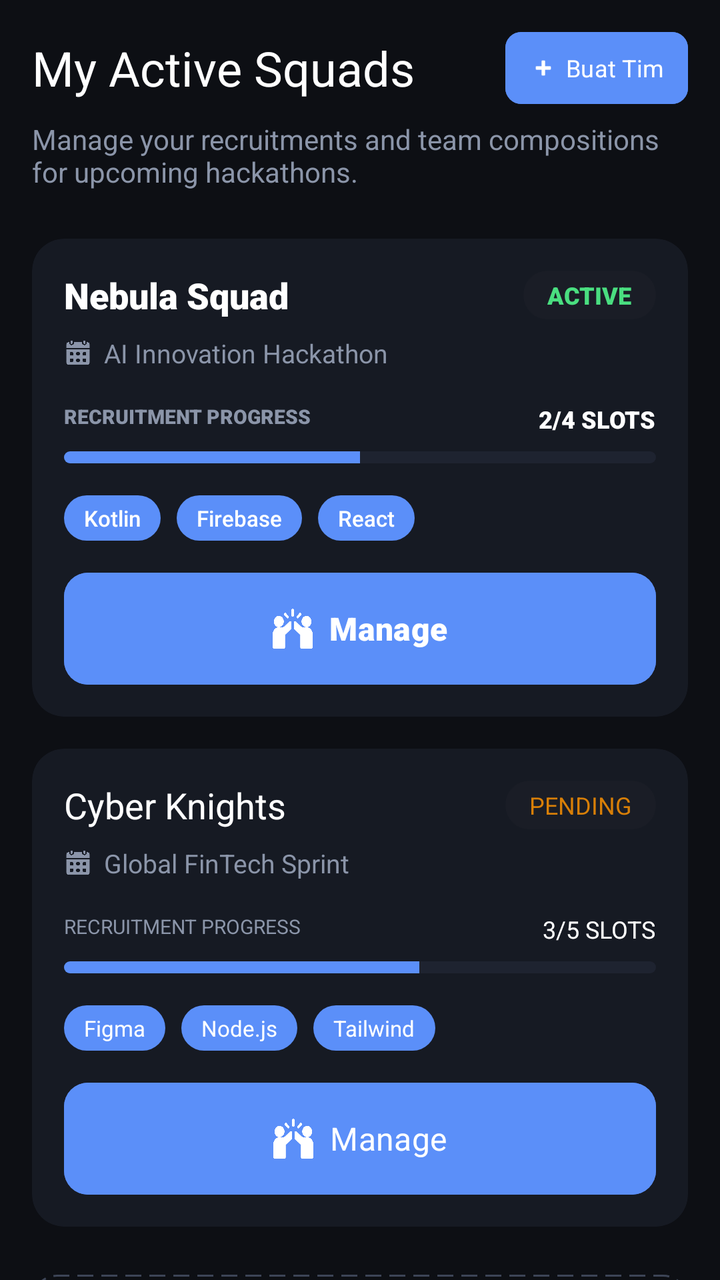
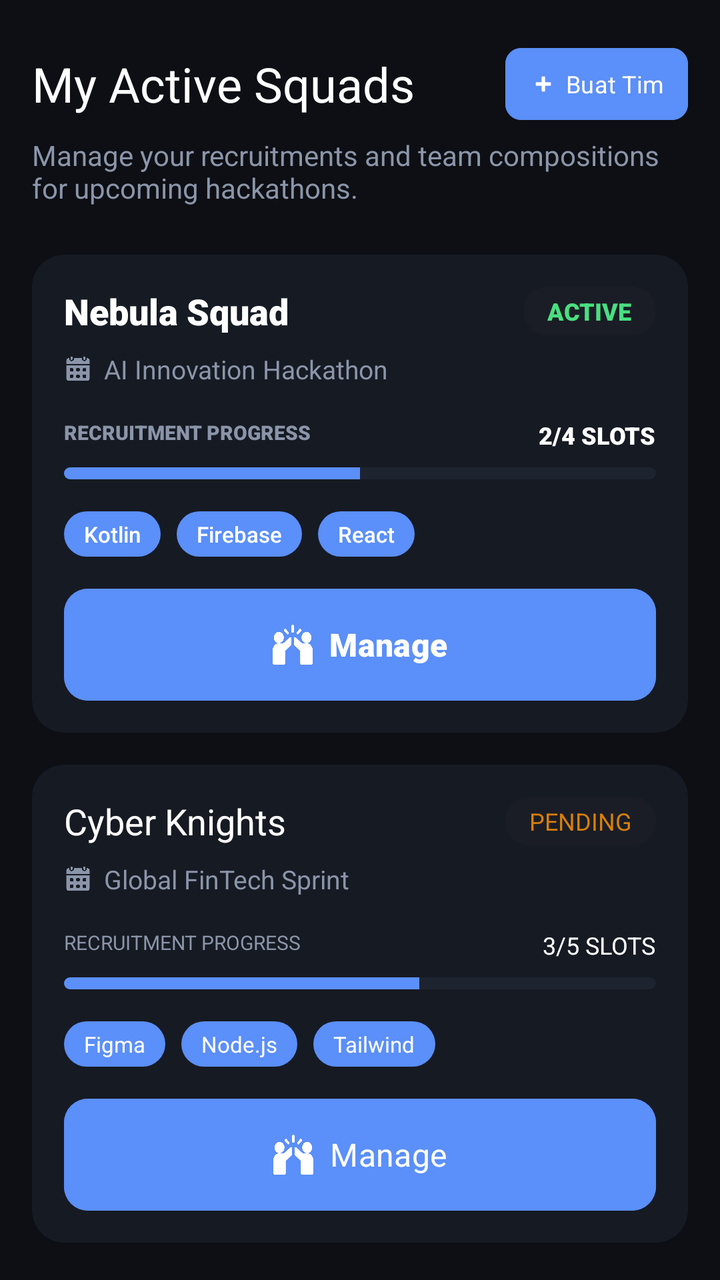

Before-and-after screenshots of an Android layout around one commit, followed by the original layout XML and the change that was made.
<!-- AndroidManifest.xml: application theme Theme.Joko -->
<!-- res/layout/fragment_tim_anda.xml -->
<?xml version="1.0" encoding="utf-8"?>
<androidx.core.widget.NestedScrollView xmlns:android="http://schemas.android.com/apk/res/android"
    xmlns:app="http://schemas.android.com/apk/res-auto"
    android:layout_width="match_parent"
    android:layout_height="match_parent"
    android:background="@color/bg_base">

    <LinearLayout
        android:layout_width="match_parent"
        android:layout_height="wrap_content"
        android:orientation="vertical"
        android:padding="16dp">

        <RelativeLayout
            android:layout_width="match_parent"
            android:layout_height="wrap_content">

            <TextView
                android:layout_width="wrap_content"
                android:layout_height="wrap_content"
                android:fontFamily="sans-serif-black"
                android:text="My Active Squads"
                android:textColor="@color/white"
                android:textSize="24sp"
                android:layout_alignParentStart="true"
                android:layout_centerVertical="true"/>

            <com.google.android.material.button.MaterialButton
                android:id="@+id/btn_create_team_header"
                android:layout_width="wrap_content"
                android:layout_height="36dp"
                android:layout_alignParentEnd="true"
                android:layout_centerVertical="true"
                android:backgroundTint="@color/primary"
                android:fontFamily="sans-serif-black"
                android:text="Buat Tim"
                android:textAllCaps="false"
                android:textColor="@color/white"
                android:textSize="12sp"
                app:cornerRadius="8dp"
                android:insetTop="0dp"
                android:insetBottom="0dp"
                android:paddingHorizontal="12dp"
                android:minHeight="0dp"
                android:minWidth="0dp"
                app:icon="@android:drawable/ic_input_add"
                app:iconSize="14dp"
                app:iconTint="@color/white"
                app:iconPadding="4dp"/>
        </RelativeLayout>

        <TextView
            android:layout_width="wrap_content"
            android:layout_height="wrap_content"
            android:layout_marginTop="8dp"
            android:text="Manage your recruitments and team compositions for upcoming hackathons."
            android:textColor="@color/text_secondary"
            android:textSize="14sp" />

        <View
            android:layout_width="match_parent"
            android:layout_height="24dp" />

        
        <include
            android:id="@+id/card_my_team_1"
            layout="@layout/item_my_team_card" />

        
        <androidx.cardview.widget.CardView
            android:id="@+id/card_my_team_2"
            android:layout_width="match_parent"
            android:layout_height="wrap_content"
            android:layout_marginBottom="16dp"
            app:cardBackgroundColor="@color/bg_surface"
            app:cardCornerRadius="16dp"
            app:cardElevation="0dp"
            app:contentPadding="16dp">

            <LinearLayout
                android:layout_width="match_parent"
                android:layout_height="wrap_content"
                android:orientation="vertical">

                <RelativeLayout
                    android:layout_width="match_parent"
                    android:layout_height="wrap_content">

                    <TextView
                        android:layout_width="wrap_content"
                        android:layout_height="wrap_content"
                        android:fontFamily="sans-serif-black"
                        android:text="Cyber Knights"
                        android:textColor="@color/white"
                        android:textSize="18sp" />

                    <TextView
                        android:layout_width="wrap_content"
                        android:layout_height="wrap_content"
                        android:layout_alignParentEnd="true"
                        android:background="@drawable/bg_status_badge"
                        android:paddingHorizontal="12dp"
                        android:paddingVertical="4dp"
                        android:text="PENDING"
                        android:textColor="@color/tertiary"
                        android:textSize="12sp"
                        android:fontFamily="sans-serif-black" />

                </RelativeLayout>

                <LinearLayout
                    android:layout_width="match_parent"
                    android:layout_height="wrap_content"
                    android:layout_marginTop="8dp"
                    android:gravity="center_vertical"
                    android:orientation="horizontal">

                    <ImageView
                        android:layout_width="14dp"
                        android:layout_height="14dp"
                        android:src="@drawable/ic_calendar"
                        app:tint="@color/text_secondary" />

                    <TextView
                        android:layout_width="wrap_content"
                        android:layout_height="wrap_content"
                        android:layout_marginStart="6dp"
                        android:text="Global FinTech Sprint"
                        android:textColor="@color/text_secondary"
                        android:textSize="13sp" />
                </LinearLayout>

                <RelativeLayout
                    android:layout_width="match_parent"
                    android:layout_height="wrap_content"
                    android:layout_marginTop="16dp">

                    <TextView
                        android:layout_width="wrap_content"
                        android:layout_height="wrap_content"
                        android:text="RECRUITMENT PROGRESS"
                        android:textColor="@color/text_secondary"
                        android:textSize="10sp"
                        android:fontFamily="sans-serif-black" />

                    <TextView
                        android:layout_width="wrap_content"
                        android:layout_height="wrap_content"
                        android:layout_alignParentEnd="true"
                        android:fontFamily="sans-serif-black"
                        android:text="3/5 SLOTS"
                        android:textColor="@color/white"
                        android:textSize="12sp" />
                </RelativeLayout>

                <ProgressBar
                    style="@android:style/Widget.ProgressBar.Horizontal"
                    android:layout_width="match_parent"
                    android:layout_height="6dp"
                    android:layout_marginTop="8dp"
                    android:progress="60"
                    android:progressDrawable="@drawable/custom_progress_bar" />

                <LinearLayout
                    android:layout_width="match_parent"
                    android:layout_height="wrap_content"
                    android:layout_marginTop="16dp"
                    android:orientation="horizontal">

                    <TextView
                        android:layout_width="wrap_content"
                        android:layout_height="wrap_content"
                        android:background="@drawable/bg_tag"
                        android:paddingHorizontal="10dp"
                        android:paddingVertical="4dp"
                        android:text="Figma"
                        android:textColor="@color/white"
                        android:textSize="11sp"
                        android:fontFamily="sans-serif-medium" />

                    <TextView
                        android:layout_width="wrap_content"
                        android:layout_height="wrap_content"
                        android:layout_marginStart="8dp"
                        android:background="@drawable/bg_tag"
                        android:paddingHorizontal="10dp"
                        android:paddingVertical="4dp"
                        android:text="Node.js"
                        android:textColor="@color/white"
                        android:textSize="11sp"
                        android:fontFamily="sans-serif-medium" />

                    <TextView
                        android:layout_width="wrap_content"
                        android:layout_height="wrap_content"
                        android:layout_marginStart="8dp"
                        android:background="@drawable/bg_tag"
                        android:paddingHorizontal="10dp"
                        android:paddingVertical="4dp"
                        android:text="Tailwind"
                        android:textColor="@color/white"
                        android:textSize="11sp"
                        android:fontFamily="sans-serif-medium" />

                </LinearLayout>

                <LinearLayout
                    android:layout_width="match_parent"
                    android:layout_height="wrap_content"
                    android:layout_marginTop="16dp"
                    android:orientation="horizontal">

                    <com.google.android.material.button.MaterialButton
                        android:id="@+id/btn_manage_2"
                        android:layout_width="match_parent"
                        android:layout_height="56dp"
                        android:backgroundTint="@color/primary"
                        android:fontFamily="sans-serif-black"
                        android:text="Manage"
                        android:textAllCaps="false"
                        android:textColor="@color/white"
                        android:textSize="16sp"
                        app:cornerRadius="12dp"
                        app:icon="@drawable/ic_team"
                        app:iconGravity="textStart"
                        app:iconSize="20dp"
                        app:iconTint="@color/white"
                        android:insetTop="0dp"
                        android:insetBottom="0dp"/>

                </LinearLayout>
            </LinearLayout>
        </androidx.cardview.widget.CardView>

        
        <FrameLayout
            android:id="@+id/btn_create_team_bottom"
            android:layout_width="match_parent"
            android:layout_height="140dp"
            android:layout_marginTop="8dp"
            android:background="@drawable/bg_dashed_border"
            android:clickable="true"
            android:focusable="true">

            <LinearLayout
                android:layout_width="wrap_content"
                android:layout_height="wrap_content"
                android:layout_gravity="center"
                android:gravity="center"
                android:orientation="vertical">

                <com.google.android.material.floatingactionbutton.FloatingActionButton
                    android:layout_width="wrap_content"
                    android:layout_height="wrap_content"
                    android:src="@android:drawable/ic_input_add"
                    app:backgroundTint="@color/bg_elevated"
                    app:fabCustomSize="48dp"
                    app:tint="@color/primary"
                    app:elevation="0dp"
                    app:borderWidth="0dp"/>

                <TextView
                    android:layout_width="wrap_content"
                    android:layout_height="wrap_content"
                    android:layout_marginTop="12dp"
                    android:fontFamily="sans-serif-black"
                    android:text="Create New Team"
                    android:textColor="@color/white"
                    android:textSize="16sp" />

                <TextView
                    android:layout_width="wrap_content"
                    android:layout_height="wrap_content"
                    android:layout_marginTop="4dp"
                    android:text="Start a squad for a new event"
                    android:textColor="@color/text_secondary"
                    android:textSize="12sp" />
            </LinearLayout>
        </FrameLayout>

    </LinearLayout>
</androidx.core.widget.NestedScrollView>
<!-- res/layout/item_my_team_card.xml (included above) -->
<?xml version="1.0" encoding="utf-8"?>
<androidx.cardview.widget.CardView xmlns:android="http://schemas.android.com/apk/res/android"
    xmlns:app="http://schemas.android.com/apk/res-auto"
    android:layout_width="match_parent"
    android:layout_height="wrap_content"
    android:layout_marginBottom="16dp"
    app:cardBackgroundColor="@color/bg_surface"
    app:cardCornerRadius="16dp"
    app:cardElevation="0dp"
    app:contentPadding="16dp">

    <LinearLayout
        android:layout_width="match_parent"
        android:layout_height="wrap_content"
        android:orientation="vertical">

        <RelativeLayout
            android:layout_width="match_parent"
            android:layout_height="wrap_content">

            <TextView
                android:id="@+id/tv_team_name"
                android:layout_width="wrap_content"
                android:layout_height="wrap_content"
                android:fontFamily="sans-serif-black"
                android:text="Nebula Squad"
                android:textColor="@color/white"
                android:textSize="18sp" />

            <TextView
                android:id="@+id/tv_status"
                android:layout_width="wrap_content"
                android:layout_height="wrap_content"
                android:layout_alignParentEnd="true"
                android:background="@drawable/bg_status_badge"
                android:paddingHorizontal="12dp"
                android:paddingVertical="4dp"
                android:text="ACTIVE"
                android:textColor="@color/secondary"
                android:textSize="12sp"
                android:fontFamily="sans-serif-black" />

        </RelativeLayout>

        <LinearLayout
            android:layout_width="match_parent"
            android:layout_height="wrap_content"
            android:layout_marginTop="8dp"
            android:gravity="center_vertical"
            android:orientation="horizontal">

            <ImageView
                android:layout_width="14dp"
                android:layout_height="14dp"
                android:src="@drawable/ic_calendar"
                app:tint="@color/text_secondary" />

            <TextView
                android:id="@+id/tv_event_name"
                android:layout_width="wrap_content"
                android:layout_height="wrap_content"
                android:layout_marginStart="6dp"
                android:text="AI Innovation Hackathon"
                android:textColor="@color/text_secondary"
                android:textSize="13sp" />
        </LinearLayout>

        <RelativeLayout
            android:layout_width="match_parent"
            android:layout_height="wrap_content"
            android:layout_marginTop="16dp">

            <TextView
                android:layout_width="wrap_content"
                android:layout_height="wrap_content"
                android:text="RECRUITMENT PROGRESS"
                android:textColor="@color/text_secondary"
                android:textSize="10sp"
                android:fontFamily="sans-serif-black" />

            <TextView
                android:id="@+id/tv_slots"
                android:layout_width="wrap_content"
                android:layout_height="wrap_content"
                android:layout_alignParentEnd="true"
                android:fontFamily="sans-serif-black"
                android:text="2/4 SLOTS"
                android:textColor="@color/white"
                android:textSize="12sp" />
        </RelativeLayout>

        <ProgressBar
            android:id="@+id/pb_recruitment"
            style="@android:style/Widget.ProgressBar.Horizontal"
            android:layout_width="match_parent"
            android:layout_height="6dp"
            android:layout_marginTop="8dp"
            android:progress="50"
            android:progressDrawable="@drawable/custom_progress_bar" />

        
        <LinearLayout
            android:layout_width="match_parent"
            android:layout_height="wrap_content"
            android:layout_marginTop="16dp"
            android:orientation="horizontal">

            <TextView
                android:layout_width="wrap_content"
                android:layout_height="wrap_content"
                android:background="@drawable/bg_tag"
                android:paddingHorizontal="10dp"
                android:paddingVertical="4dp"
                android:text="Kotlin"
                android:textColor="@color/white"
                android:textSize="11sp"
                android:fontFamily="sans-serif-medium" />

            <TextView
                android:layout_width="wrap_content"
                android:layout_height="wrap_content"
                android:layout_marginStart="8dp"
                android:background="@drawable/bg_tag"
                android:paddingHorizontal="10dp"
                android:paddingVertical="4dp"
                android:text="Firebase"
                android:textColor="@color/white"
                android:textSize="11sp"
                android:fontFamily="sans-serif-medium" />

            <TextView
                android:layout_width="wrap_content"
                android:layout_height="wrap_content"
                android:layout_marginStart="8dp"
                android:background="@drawable/bg_tag"
                android:paddingHorizontal="10dp"
                android:paddingVertical="4dp"
                android:text="React"
                android:textColor="@color/white"
                android:textSize="11sp"
                android:fontFamily="sans-serif-medium" />

        </LinearLayout>

        
        <com.google.android.material.button.MaterialButton
            android:id="@+id/btn_manage"
            android:layout_width="match_parent"
            android:layout_height="56dp"
            android:layout_marginTop="16dp"
            android:backgroundTint="@color/primary"
            android:fontFamily="sans-serif-black"
            android:text="Manage"
            android:textAllCaps="false"
            android:textColor="@color/white"
            android:textSize="16sp"
            app:cornerRadius="12dp"
            app:icon="@drawable/ic_team"
            app:iconGravity="textStart"
            app:iconPadding="8dp"
            app:iconSize="20dp"
            app:iconTint="@color/white"
            android:insetTop="0dp"
            android:insetBottom="0dp"/>

    </LinearLayout>
</androidx.cardview.widget.CardView>
<!-- resources referenced by this layout -->
<resources>
  <color name="bg_base">#0D0F14</color>
  <color name="bg_elevated">#1E2330</color>
  <color name="bg_surface">#161A23</color>
  <color name="primary">#5B8FF9</color>
  <color name="secondary">#4ADE80</color>
  <color name="tertiary">#D87F08</color>
  <color name="text_secondary">#8B95A9</color>
  <color name="white">#FFFFFFFF</color>
  <!-- drawable bg_dashed_border (drawable) -->
  <?xml version="1.0" encoding="utf-8"?>
  <shape xmlns:android="http://schemas.android.com/apk/res/android">
      <stroke
          android:width="1dp"
          android:color="@color/text_disabled"
          android:dashWidth="8dp"
          android:dashGap="4dp" />
      <corners android:radius="12dp" />
  </shape>
  <!-- drawable bg_status_badge (drawable) -->
  <?xml version="1.0" encoding="utf-8"?>
  <shape xmlns:android="http://schemas.android.com/apk/res/android">
      <solid android:color="#1A1D26" />
      <corners android:radius="12dp" />
  </shape>
  <!-- drawable bg_tag (drawable) -->
  <?xml version="1.0" encoding="utf-8"?>
  <shape xmlns:android="http://schemas.android.com/apk/res/android">
      <solid android:color="@color/primary" />
      <corners android:radius="20dp" />
  </shape>
  <!-- drawable custom_progress_bar (drawable) -->
  <?xml version="1.0" encoding="utf-8"?>
  <layer-list xmlns:android="http://schemas.android.com/apk/res/android">
      <item android:id="@android:id/background">
          <shape>
              <corners android:radius="4dp" />
              <solid android:color="@color/bg_elevated" />
          </shape>
      </item>
      <item android:id="@android:id/progress">
          <clip>
              <shape>
                  <corners android:radius="4dp" />
                  <solid android:color="@color/primary" />
              </shape>
          </clip>
      </item>
  </layer-list>
  <!-- drawable ic_calendar: png bitmap (drawable, 10008 bytes) -->
  <!-- drawable ic_team: png bitmap (drawable, 10889 bytes) -->
  <style name="Theme.Joko" parent="Base.Theme.Joko" />
  <color name="text_disabled">#3D4557</color>
  <style name="Base.Theme.Joko" parent="Theme.Material3.DayNight.NoActionBar">
          <item name="colorPrimary">@color/primary</item>
          <item name="android:statusBarColor">@color/bg_base</item>
          <item name="android:windowBackground">@color/bg_base</item>
  
          
          <item name="fontFamily">@font/font_body</item>
  
          <item name="textAppearanceHeadlineLarge">@style/TextAppearance.App.HeadlineLarge</item>
          <item name="textAppearanceHeadlineMedium">@style/TextAppearance.App.HeadlineMedium</item>
          <item name="textAppearanceHeadlineSmall">@style/TextAppearance.App.HeadlineSmall</item>
          <item name="textAppearanceTitleLarge">@style/TextAppearance.App.TitleLarge</item>
      </style>
  <style name="TextAppearance.App.HeadlineLarge" parent="TextAppearance.Material3.HeadlineLarge">
          <item name="fontFamily">@font/font_headlines</item>
          <item name="android:fontFamily">@font/font_headlines</item>
      </style>
  <style name="TextAppearance.App.HeadlineMedium" parent="TextAppearance.Material3.HeadlineMedium">
          <item name="fontFamily">@font/font_headlines</item>
          <item name="android:fontFamily">@font/font_headlines</item>
      </style>
  <style name="TextAppearance.App.HeadlineSmall" parent="TextAppearance.Material3.HeadlineSmall">
          <item name="fontFamily">@font/font_headlines</item>
          <item name="android:fontFamily">@font/font_headlines</item>
      </style>
  <style name="TextAppearance.App.TitleLarge" parent="TextAppearance.Material3.TitleLarge">
          <item name="fontFamily">@font/font_headlines</item>
          <item name="android:fontFamily">@font/font_headlines</item>
          <item name="android:textStyle">bold</item>
      </style>
</resources>

<!-- the commit's change to res/layout/fragment_tim_anda.xml (unified diff, before → after) -->
@@ -9,7 +9,9 @@
         android:layout_width="match_parent"
         android:layout_height="wrap_content"
         android:orientation="vertical"
-        android:padding="16dp">
+        android:paddingHorizontal="16dp"
+        android:paddingBottom="16dp"
+        android:paddingTop="24dp">
 
         <RelativeLayout
             android:layout_width="match_parent"
